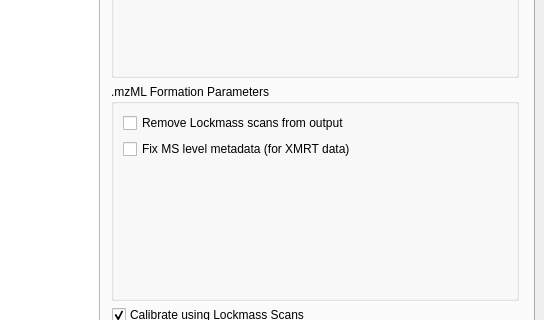
This is src/gui/main_window_layout.ui in mhagar/WatersMzMLTool as Qt 5 draws it before an edit; both pictures show x 338 to 882 and y 182 to 502 of the 882 by 775 pixel window. The edited form follows.
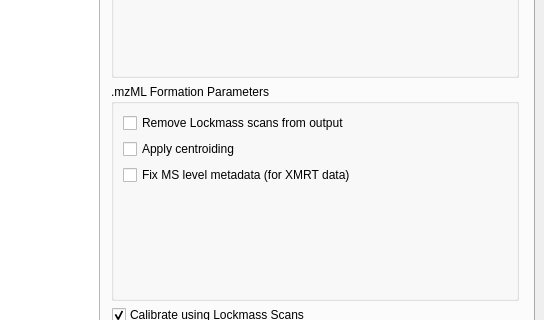
This is the edited form.

Commit message: Implement centroiding with pyOpenMS PeakPickerIterative

```diff
--- a/src/gui/main_window_layout.ui
+++ b/src/gui/main_window_layout.ui
@@ -145,6 +145,13 @@
                </property>
               </widget>
              </item>
+             <item>
+              <widget class="QCheckBox" name="checkApplyCentroiding">
+               <property name="text">
+                <string>Apply centroiding</string>
+               </property>
+              </widget>
+             </item>
              <item>
               <widget class="QCheckBox" name="checkFixMSLevels">
                <property name="text">
```
Left out of the diff: 2 changed lines with no effect on the pictures. The commit also changes 4 other files.
